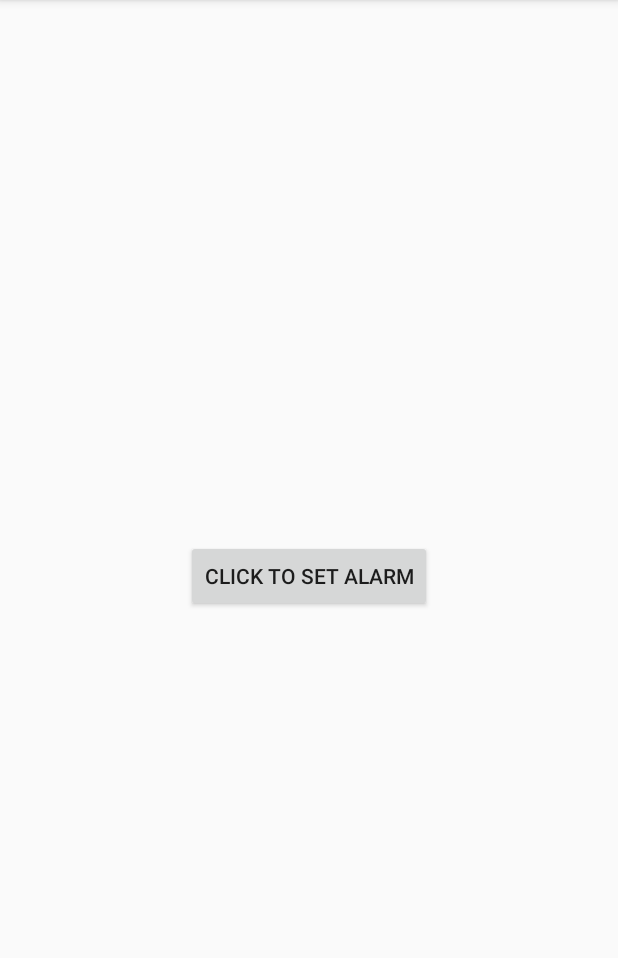
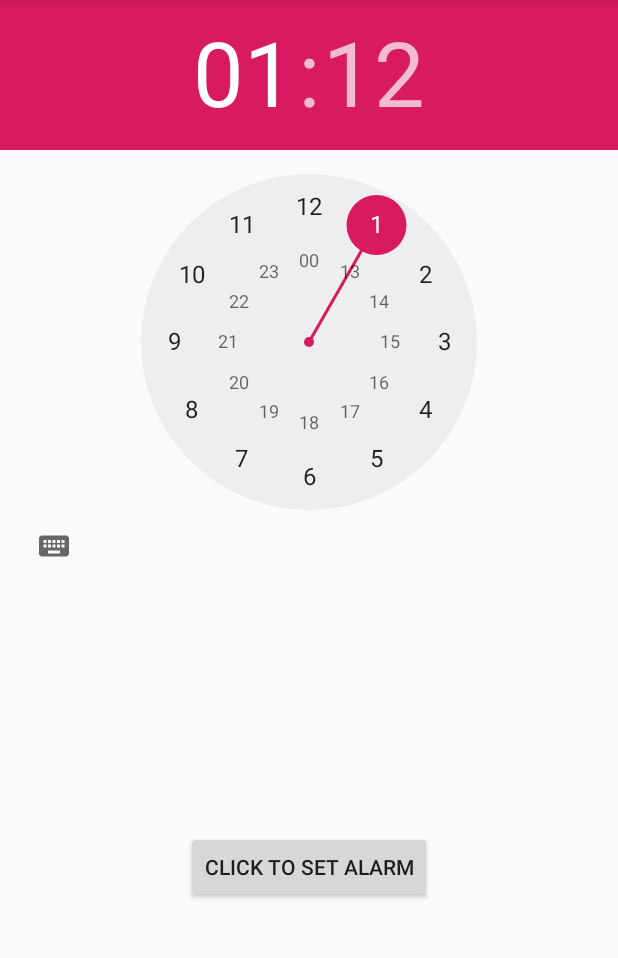
Before and after one commit to cabrito/SleeperBot, an Android app: the SetAlarmActivity screen opened directly, with no data from a screen before it, after a tap on "CLICK TO SET ALARM", on a phone screen of 412 x 824 dp, the part 84-1042 px from its top. Run offline under Robolectric (Android 15) with nearby library versions, the phone set to English and light mode, and no system bars.

Commit message:
Added comments for navigability.

```diff
--- a/app/src/main/java/io/github/cabrito/sleeperbot/activities/AlarmsActivity.java
+++ b/app/src/main/java/io/github/cabrito/sleeperbot/activities/AlarmsActivity.java
@@ -26,6 +26,7 @@ public class AlarmsActivity extends AppCompatActivity
         super.onCreate(savedInstanceState);
         setContentView(R.layout.activity_alarms);
 
+        // For dev-purposes, have the New Alarm button take the user to set an alarm
         Button newAlarmButton = findViewById(R.id.button_new_alarm);
         newAlarmButton.setOnClickListener(new View.OnClickListener()
         {
@@ -38,7 +39,6 @@ public class AlarmsActivity extends AppCompatActivity
         });
 
         ArrayList<Alarm> alarmsList = new ArrayList<>();
-
         alarmsRecyclerView = (RecyclerView) findViewById(R.id.recyclerview_activity_alarms);
         alarmsRecyclerView.setHasFixedSize(true);   /* Resizing of list layout not expected, so this saves on performance */
 
--- a/app/src/main/java/io/github/cabrito/sleeperbot/activities/DismissAlarmActivity.java
+++ b/app/src/main/java/io/github/cabrito/sleeperbot/activities/DismissAlarmActivity.java
@@ -22,6 +22,7 @@ public class DismissAlarmActivity extends AppCompatActivity
         super.onCreate(savedInstanceState);
         setContentView(R.layout.activity_dismiss_alarm);
 
+        // Handles dismissal of the alarm when it fires and pushes this activity to the screen.
         Button dismissAlarmButton = (Button) findViewById(R.id.button_activity_dismiss_dismissalarm);
         dismissAlarmButton.setOnClickListener(new View.OnClickListener()
         {
@@ -32,12 +33,17 @@ public class DismissAlarmActivity extends AppCompatActivity
                 // Return to the main activity
                 Intent mainActivityIntent = new Intent(getBaseContext(), AlarmsActivity.class);
                 startActivity(mainActivityIntent);
+                finish();
             }
         });
     }
 
+    /**
+     * Sends a message to the Android OS {@link AlarmManager} to cancel the specified alarm.
+     */
     private void cancelAlarm()
     {
+        // TODO: Are we sure that the alarm we cancel is ours?
         AlarmManager alarmManager = (AlarmManager) getSystemService(Context.ALARM_SERVICE);
         Intent dismissAlarmIntent = new Intent(this, AlarmReceiver.class);
         PendingIntent pendingIntent = PendingIntent.getBroadcast(this, 1, dismissAlarmIntent, 0);
--- a/app/src/main/java/io/github/cabrito/sleeperbot/activities/SetAlarmActivity.java
+++ b/app/src/main/java/io/github/cabrito/sleeperbot/activities/SetAlarmActivity.java
@@ -4,10 +4,12 @@ import android.app.AlarmManager;
 import android.app.PendingIntent;
 import android.content.Context;
 import android.content.Intent;
+import android.os.Build;
 import android.support.v7.app.AppCompatActivity;
 import android.os.Bundle;
 import android.view.View;
 import android.widget.Button;
+import android.widget.TimePicker;
 import android.widget.Toast;
 
 import java.util.Calendar;
@@ -17,23 +19,41 @@ import io.github.cabrito.sleeperbot.util.AlarmReceiver;
 
 public class SetAlarmActivity extends AppCompatActivity
 {
-
+    TimePicker timePicker;
     @Override
     protected void onCreate(Bundle savedInstanceState)
     {
         super.onCreate(savedInstanceState);
         setContentView(R.layout.activity_set_alarm);
 
+        // TODO: Cater to the user's locale if they're using AM or PM
         Button setAlarmButton = (Button) findViewById(R.id.button_activity_setalarm_set);
+        timePicker = findViewById(R.id.timepicker_activity_setalarm);
+        timePicker.setIs24HourView(true);
+
         setAlarmButton.setOnClickListener(new View.OnClickListener()
         {
             @Override
             public void onClick(View v)
             {
-                // TODO: Ask the app to set the alarm here
+                // TODO: Have a more dynamic way to set the time the alarm will go off
                 Calendar c = Calendar.getInstance();
-                c.set(Calendar.HOUR_OF_DAY, 22);
-                c.set(Calendar.MINUTE, 54);
+                byte currHour, currMinute;
+
+                // Depending on the version of Android on the device, we must access TimePicker data differently.
+                if(Build.VERSION.SDK_INT >= Build.VERSION_CODES.M)
+                {
+                    currHour = (byte)timePicker.getHour();
+                    currMinute = (byte)timePicker.getMinute();
+                } else
+                {
+                    currHour = (byte)timePicker.getCurrentHour().intValue();
+                    currMinute = (byte)timePicker.getCurrentMinute().intValue();
+                }
+
+                // Use information from the TimePicker to set the user's alarm.
+                c.set(Calendar.HOUR_OF_DAY, currHour);
+                c.set(Calendar.MINUTE, currMinute);
                 c.set(Calendar.SECOND, 0);
 
                 startAlarm(c);
@@ -41,17 +61,25 @@ public class SetAlarmActivity extends AppCompatActivity
         });
     }
 
-    private void startAlarm(Calendar c) {
+    /**
+     * Asks the Android AlarmManager to start the DismissAlarm activity at the specified time.
+     * @param c A Calendar object containing specific time information for the alarm.
+     */
+    private void startAlarm(Calendar c)
+    {
         AlarmManager alarmManager = (AlarmManager) getSystemService(Context.ALARM_SERVICE);
         Intent intent = new Intent(this, AlarmReceiver.class);
         PendingIntent pendingIntent = PendingIntent.getBroadcast(this, 1, intent, 0);
 
+        // If the desired time is before now, assume the user wants the alarm tomorrow.
         if (c.before(Calendar.getInstance()))
         {
             c.add(Calendar.DATE, 1);
         }
+
+        // Lastly, actually set the alarm manager
         alarmManager.setExact(AlarmManager.RTC_WAKEUP, c.getTimeInMillis(), pendingIntent);
-
+        // Debug
         Toast.makeText(this,"Alarm Started",Toast.LENGTH_LONG).show();
     }
 }
--- a/app/src/main/java/io/github/cabrito/sleeperbot/util/AlarmReceiver.java
+++ b/app/src/main/java/io/github/cabrito/sleeperbot/util/AlarmReceiver.java
@@ -8,11 +8,15 @@ import io.github.cabrito.sleeperbot.activities.DismissAlarmActivity;
 
 public class AlarmReceiver extends BroadcastReceiver
 {
+    /**
+     * Serves as the entry point for the Android OS {@link android.app.AlarmManager} for what to do
+     * when the alarm is intended to go off.
+     */
     @Override
     public void onReceive(Context context, Intent intent)
     {
         Intent dismissAlarmIntent = new Intent(context, DismissAlarmActivity.class);
-        dismissAlarmIntent.setFlags(Intent.FLAG_ACTIVITY_NEW_TASK);
+        dismissAlarmIntent.setFlags(Intent.FLAG_ACTIVITY_NEW_TASK); // Necessary to launch activity.
         context.startActivity(dismissAlarmIntent);
     }
 }
--- a/app/src/main/res/layout/activity_set_alarm.xml
+++ b/app/src/main/res/layout/activity_set_alarm.xml
@@ -6,13 +6,21 @@
     android:layout_height="match_parent"
     tools:context="io.github.cabrito.sleeperbot.activities.SetAlarmActivity">
 
+    <TimePicker
+        android:id="@+id/timepicker_activity_setalarm"
+        android:layout_width="wrap_content"
+        android:layout_height="wrap_content"
+        app:layout_constraintLeft_toLeftOf="parent"
+        app:layout_constraintRight_toRightOf="parent"
+        app:layout_constraintTop_toTopOf="parent"/>
+
     <Button
         android:id="@+id/button_activity_setalarm_set"
         android:layout_width="wrap_content"
         android:layout_height="wrap_content"
         app:layout_constraintLeft_toLeftOf="parent"
         app:layout_constraintRight_toRightOf="parent"
-        app:layout_constraintTop_toTopOf="parent"
+        app:layout_constraintTop_toBottomOf="@id/timepicker_activity_setalarm"
         app:layout_constraintBottom_toBottomOf="parent"
         android:text="Click to Set Alarm"/>
 
```
Also changed, not shown: app/src/main/java/io/github/cabrito/sleeperbot/adapters/AlarmsAdapter.java (+11 -0 lines).
